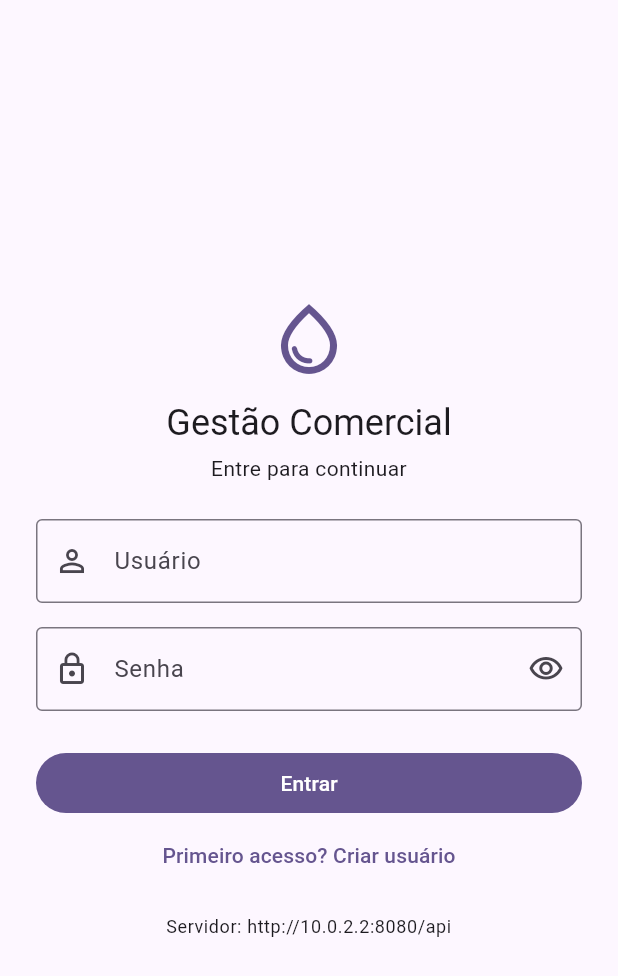
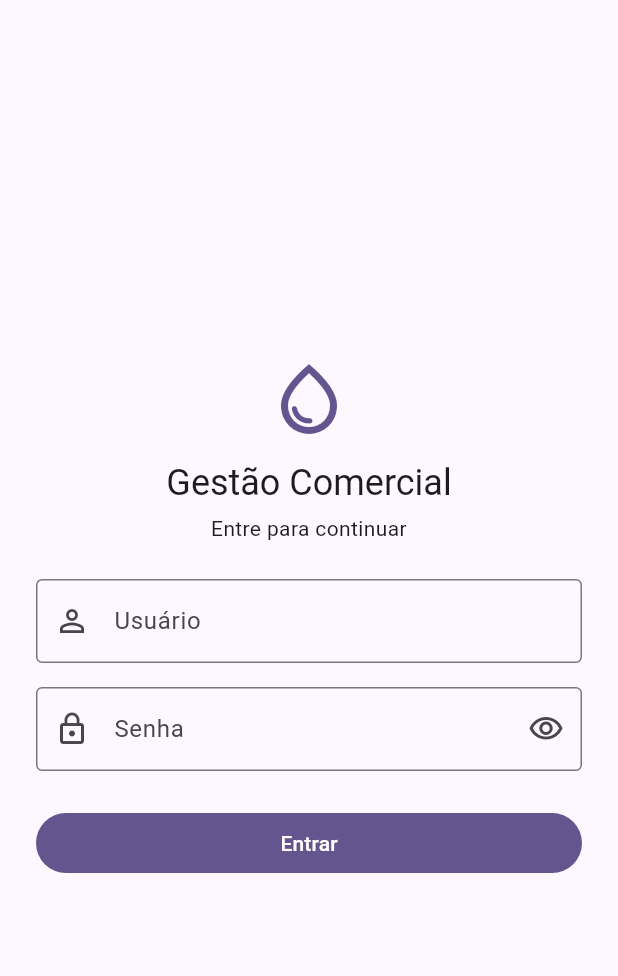
Before and after one commit to gabEduardoSS/huilson-spring-flutter, a Flutter app: the screen it shows after launch, on a phone screen of 412 x 824 dp. Shown: the top 976 px of the screen. Run offline on Flutter 3.47's test engine with Material 3 defaults, Android fonts, the phone set to English and light mode, and no system bars; our stand-ins replace brasil_fields, get_storage; accounts and stored records are empty.

Commit message:
Update login_page.dart

```diff
--- a/front/lib/screens/login_page.dart
+++ b/front/lib/screens/login_page.dart
@@ -109,16 +109,6 @@ class _LoginPageState extends State<LoginPage> {
                           )
                         : Text(_registro ? 'Criar usuário' : 'Entrar'),
                   ),
-                  TextButton(
-                    onPressed: _enviando ? null : () => setState(() => _registro = !_registro),
-                    child: Text(_registro ? 'Já tenho usuário' : 'Primeiro acesso? Criar usuário'),
-                  ),
-                  const SizedBox(height: 16),
-                  Text(
-                    'Servidor: $apiBaseUrl',
-                    textAlign: TextAlign.center,
-                    style: tema.textTheme.bodySmall,
-                  ),
                 ],
               ),
             ),
```
